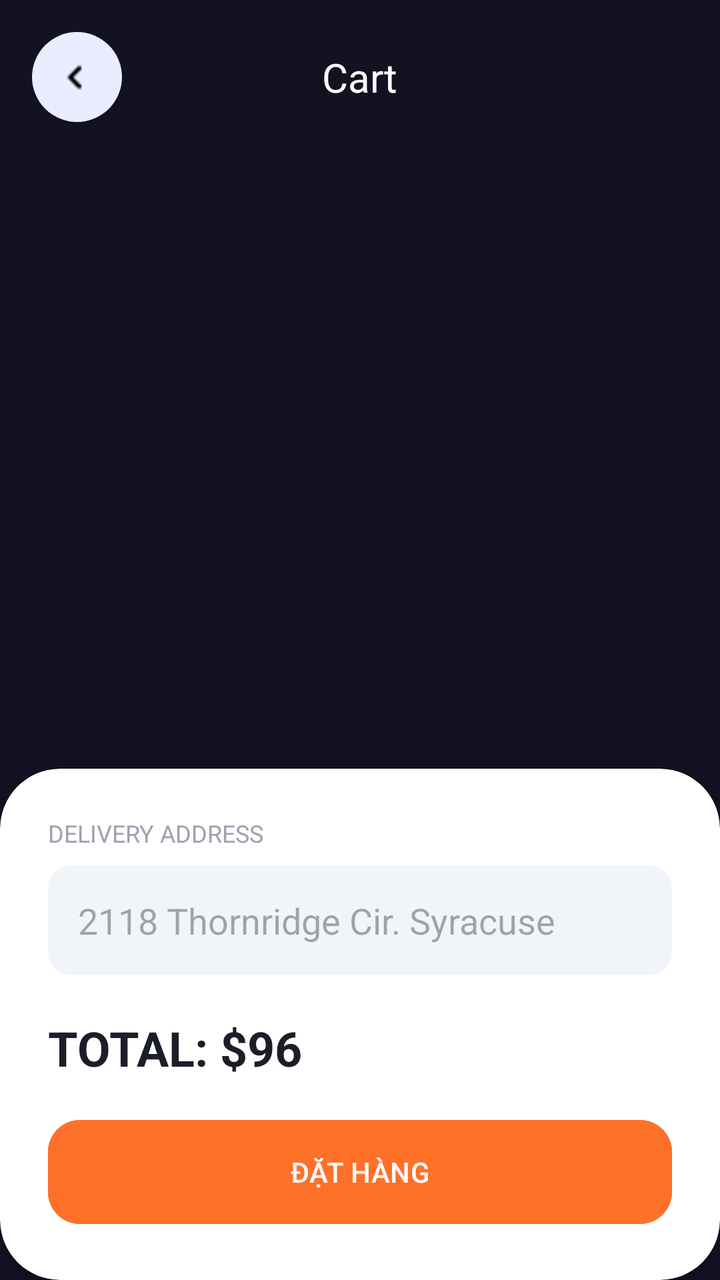
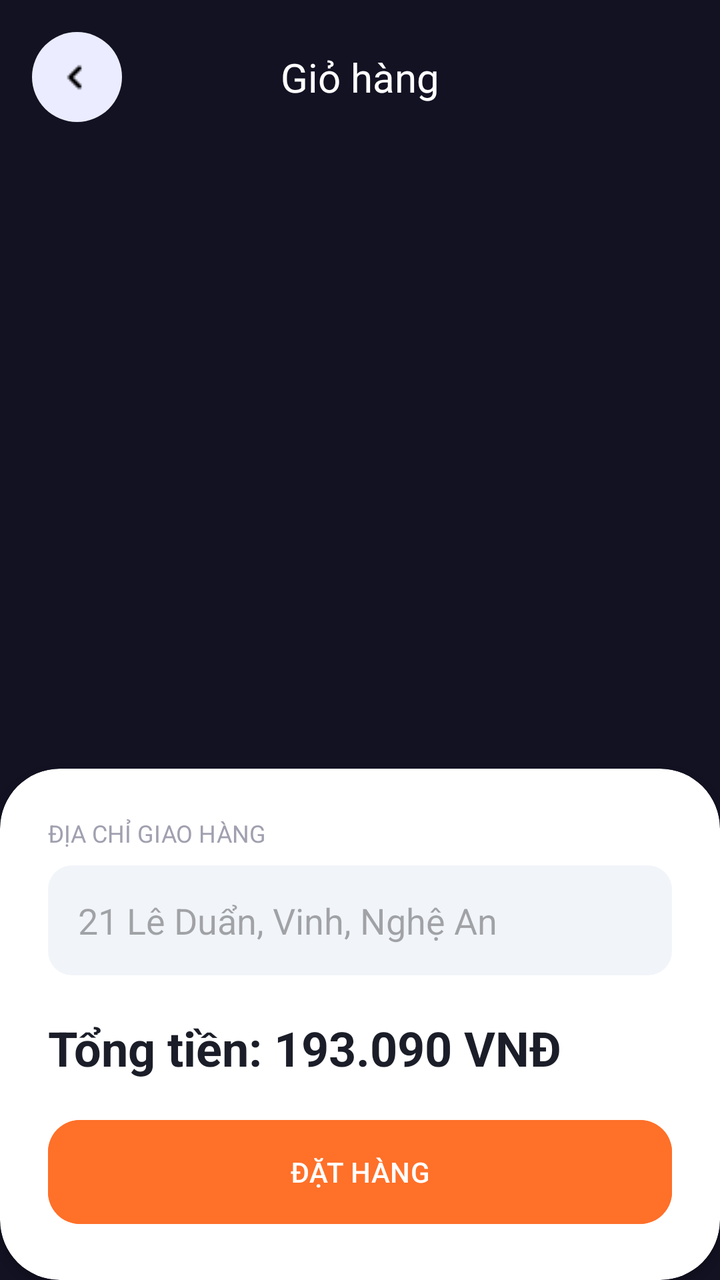

Compare the two renders of this Android layout. The source of the first and the diff that turns it into the second are given below.
<!-- AndroidManifest.xml: application theme Theme.NHOM33 -->
<!-- res/layout/activity_cart.xml -->
<?xml version="1.0" encoding="utf-8"?>
<androidx.constraintlayout.widget.ConstraintLayout
    xmlns:android="http://schemas.android.com/apk/res/android"
    xmlns:app="http://schemas.android.com/apk/res-auto"
    android:layout_width="match_parent"
    android:layout_height="match_parent"
    android:background="#121223">
    <ImageButton
    android:id="@+id/btnBack"
    android:layout_width="45dp"
    android:layout_height="45dp"
    android:layout_margin="16dp"
    android:src="@drawable/icons8_back_24"
    android:background="@drawable/bg_button_back"
    app:layout_constraintStart_toStartOf="parent"
    app:layout_constraintTop_toTopOf="parent" />

    <TextView
        android:layout_width="wrap_content"
        android:layout_height="wrap_content"
        android:text="Cart"
        android:textColor="#FFFFFF"
        android:textSize="20sp"
        app:layout_constraintBottom_toBottomOf="@id/btnBack"
        app:layout_constraintEnd_toEndOf="parent"
        app:layout_constraintStart_toStartOf="parent"
        app:layout_constraintTop_toTopOf="@id/btnBack" />

    <androidx.recyclerview.widget.RecyclerView
        android:id="@+id/recyclerView"
        android:layout_width="match_parent"
        android:layout_height="0dp"
        android:layout_marginTop="16dp"
        app:layout_constraintBottom_toTopOf="@+id/cardBottom"
        app:layout_constraintTop_toBottomOf="@id/btnBack" />

    <androidx.cardview.widget.CardView
        android:id="@+id/cardBottom"
        android:layout_width="match_parent"
        android:layout_height="wrap_content"
        app:cardCornerRadius="30dp"
        app:layout_constraintBottom_toBottomOf="parent">

        <LinearLayout
            android:layout_width="match_parent"
            android:layout_height="wrap_content"
            android:orientation="vertical"
            android:padding="24dp">

            <TextView
                android:layout_width="wrap_content"
                android:layout_height="wrap_content"
                android:text="DELIVERY ADDRESS"
                android:textColor="#A0A0B0"
                android:textSize="12sp" />

            <EditText
                android:layout_width="match_parent"
                android:layout_height="55dp"
                android:layout_marginTop="8dp"
                android:background="@drawable/bg_input_field"
                android:hint="2118 Thornridge Cir. Syracuse"
                android:padding="15dp" />

            <RelativeLayout
                android:layout_width="match_parent"
                android:layout_height="wrap_content"
                android:layout_marginTop="20dp">
                <TextView
                    android:layout_width="wrap_content"
                    android:layout_height="wrap_content"
                    android:text="TOTAL: $96"
                    android:textSize="24sp"
                    android:textStyle="bold"
                    android:textColor="#1B1E28"/>
            </RelativeLayout>

            <Button
                android:id="@+id/btnPlaceOrder"
                android:layout_width="match_parent"
                android:layout_height="60dp"
                android:layout_marginTop="16dp"
                android:backgroundTint="#FF7029"
                android:text="ĐẶT HÀNG"
                app:cornerRadius="16dp" />
        </LinearLayout>
    </androidx.cardview.widget.CardView>

</androidx.constraintlayout.widget.ConstraintLayout>
<!-- resources referenced by this layout -->
<resources>
  <!-- drawable bg_button_back (drawable) -->
  <?xml version="1.0" encoding="utf-8"?>
  <shape xmlns:android="http://schemas.android.com/apk/res/android">
      <solid android:color="#ebecff" />
  
      <corners android:radius="30dp" />
  
  </shape>
  <!-- drawable bg_input_field (drawable) -->
  <?xml version="1.0" encoding="utf-8"?>
  <shape xmlns:android="http://schemas.android.com/apk/res/android">
      <solid android:color="#F1F5F9" /> <corners android:radius="12dp" /> </shape>
  <!-- drawable icons8_back_24: png bitmap (drawable, 164 bytes) -->
  <style name="Theme.NHOM33" parent="Base.Theme.NHOM33" />
  <style name="Base.Theme.NHOM33" parent="Theme.Material3.DayNight.NoActionBar">
          
          
      </style>
</resources>

<!-- the commit's change to res/layout/activity_cart.xml (unified diff, before → after) -->
@@ -18,7 +18,7 @@
     <TextView
         android:layout_width="wrap_content"
         android:layout_height="wrap_content"
-        android:text="Cart"
+        android:text="Giỏ hàng"
         android:textColor="#FFFFFF"
         android:textSize="20sp"
         app:layout_constraintBottom_toBottomOf="@id/btnBack"
@@ -50,7 +50,7 @@
             <TextView
                 android:layout_width="wrap_content"
                 android:layout_height="wrap_content"
-                android:text="DELIVERY ADDRESS"
+                android:text="ĐỊA CHỈ GIAO HÀNG"
                 android:textColor="#A0A0B0"
                 android:textSize="12sp" />
 
@@ -59,7 +59,7 @@
                 android:layout_height="55dp"
                 android:layout_marginTop="8dp"
                 android:background="@drawable/bg_input_field"
-                android:hint="2118 Thornridge Cir. Syracuse"
+                android:hint="21 Lê Duẩn, Vinh, Nghệ An"
                 android:padding="15dp" />
 
             <RelativeLayout
@@ -69,7 +69,7 @@
                 <TextView
                     android:layout_width="wrap_content"
                     android:layout_height="wrap_content"
-                    android:text="TOTAL: $96"
+                    android:text="Tổng tiền: 193.090 VNĐ"
                     android:textSize="24sp"
                     android:textStyle="bold"
                     android:textColor="#1B1E28"/>
